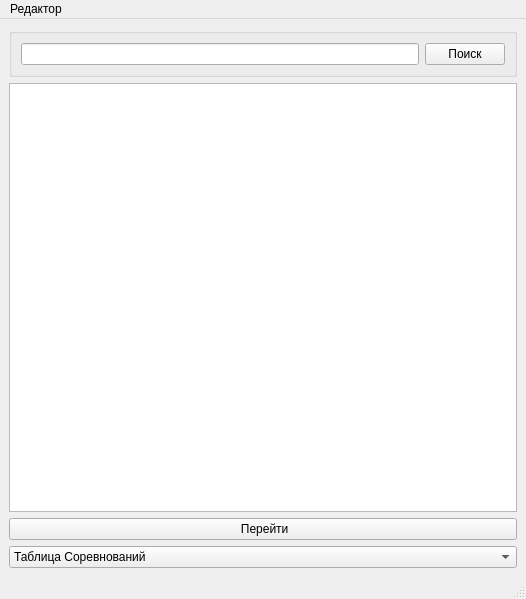
Above: kyrsprojectBD/mainwindow.ui from pavel-reshetnikov/BDkyrs before the change. Below: the same form after it.
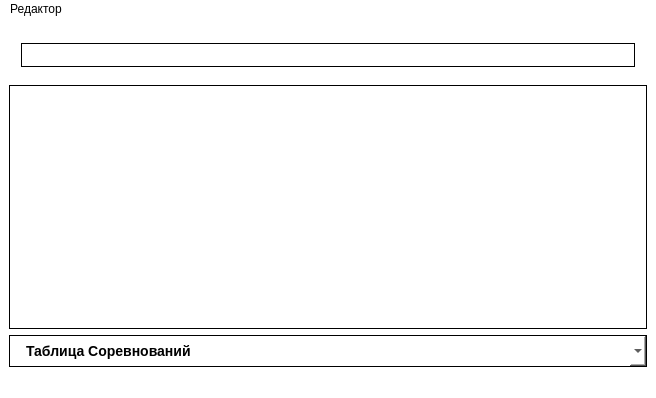
That is the form after the change.

What changed in the file:
```diff
--- a/kyrsprojectBD/mainwindow.ui
+++ b/kyrsprojectBD/mainwindow.ui
@@ -6,28 +6,54 @@
    <rect>
     <x>0</x>
     <y>0</y>
-    <width>526</width>
-    <height>599</height>
+    <width>656</width>
+    <height>398</height>
    </rect>
   </property>
   <property name="windowTitle">
    <string>MainWindow</string>
   </property>
+  <property name="styleSheet">
+   <string notr="true">background-color: rgb(255, 255, 255);</string>
+  </property>
   <widget class="QWidget" name="centralwidget">
    <layout class="QVBoxLayout" name="verticalLayout">
     <item>
      <widget class="QGroupBox" name="groupBox_2">
+      <property name="styleSheet">
+       <string notr="true">border: 0px solid black;</string>
+      </property>
       <property name="title">
        <string/>
       </property>
       <layout class="QHBoxLayout" name="horizontalLayout">
        <item>
-        <widget class="QLineEdit" name="lineEdit"/>
-       </item>
-       <item>
-        <widget class="QPushButton" name="pushButton">
-         <property name="text">
-          <string>Поиск</string>
+        <widget class="QLineEdit" name="lineEdit">
+         <property name="styleSheet">
+          <string notr="true">
+QLineEdit {
+  
+	background-color: white;
+  border: 1px solid black;
+  border-radius: 0px;
+  color: black;
+  font-size: 14px;
+  font-weight: 600;
+  line-height: 20px;
+  padding: 2px 12px;
+  position: relative;
+  text-align: center;
+  text-decoration: none;
+  vertical-align: middle;
+  white-space: nowrap;
+}
+QLineEdit:hover {
+  background-color: white;
+  border: 3px solid black;
+  border-radius: 0px;
+ 
+}
+</string>
          </property>
         </widget>
        </item>
@@ -35,22 +61,51 @@
      </widget>
     </item>
     <item>
-     <widget class="QTableView" name="tableView"/>
-    </item>
-    <item>
-     <widget class="QPushButton" name="pushButton_3">
+     <widget class="QTableView" name="tableView">
       <property name="styleSheet">
-       <string notr="true"/>
-      </property>
-      <property name="text">
-       <string> Перейти</string>
+       <string notr="true">QTableView{
+gridline-color: black;
+selection-background-color: rgb(202, 202, 202);
+selection-color: rgb(0, 0, 0);
+border: 1px solid black;
+}</string>
       </property>
      </widget>
     </item>
     <item>
      <widget class="QComboBox" name="comboBox">
       <property name="styleSheet">
-       <string notr="true"/>
+       <string notr="true">QComboBox {
+background-color: white;
+  border: 1px solid black;
+  border-radius: 0px;
+  color: black;
+  font-size: 14px;
+  font-weight: 600;
+  line-height: 20px;
+  padding: 6px 16px;
+  position: relative;
+  text-align: center;
+  text-decoration: none;
+  vertical-align: middle;
+  white-space: nowrap;
+}
+QComboBox:hover {
+ background-color: white;
+  border: 3px solid black;
+  border-radius: 0px;
+  color: black;
+  font-size: 14px;
+  font-weight: 600;
+  line-height: 20px;
+  padding: 6px 16px;
+  position: relative;
+  text-align: center;
+  text-decoration: none;
+  vertical-align: middle;
+  white-space: nowrap;
+}
+</string>
       </property>
       <item>
        <property name="text">
@@ -76,10 +131,13 @@
     <rect>
      <x>0</x>
      <y>0</y>
-     <width>526</width>
+     <width>656</width>
      <height>26</height>
     </rect>
    </property>
+   <property name="styleSheet">
+    <string notr="true"/>
+   </property>
    <widget class="QMenu" name="menu">
     <property name="title">
      <string>Редактор</string>
```
Left out of the diff: 17 changed lines with no effect on the pictures.
